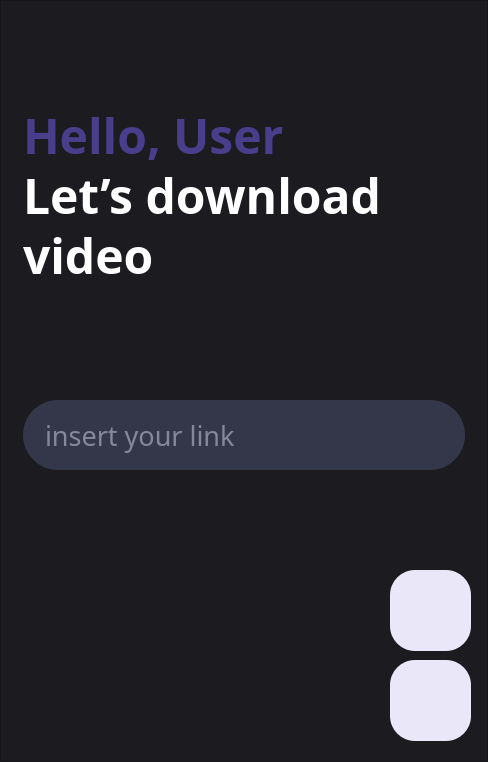
First picture: the form in project1.ui, repository GitBon25/TubeThief, before the edit.
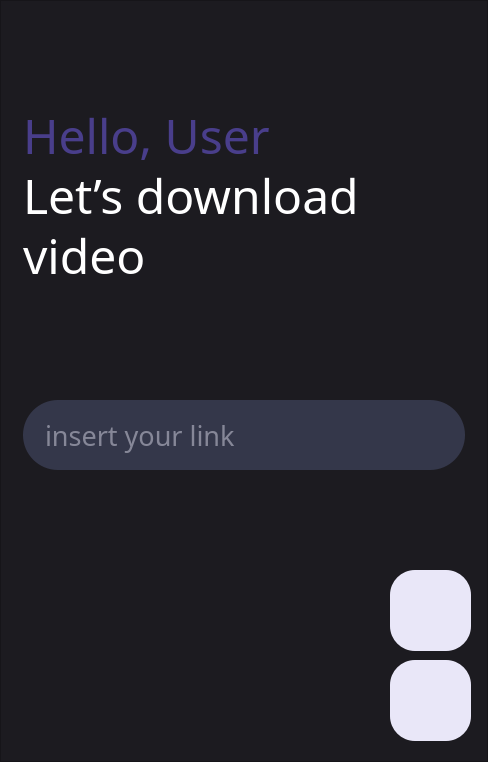
Second picture: the form after the edit. Icons and pictures are not drawn.

```diff
--- a/project1.ui
+++ b/project1.ui
@@ -221,10 +221,10 @@
      </property>
      <property name="font">
       <font>
-       <family>Product Sans</family>
+       <family>ProductBold</family>
        <pointsize>36</pointsize>
-       <weight>75</weight>
-       <bold>true</bold>
+       <weight>50</weight>
+       <bold>false</bold>
       </font>
      </property>
      <property name="layoutDirection">
@@ -268,10 +268,10 @@
      </property>
      <property name="font">
       <font>
-       <family>Product Sans</family>
+       <family>ProductBold</family>
        <pointsize>36</pointsize>
-       <weight>75</weight>
-       <bold>true</bold>
+       <weight>50</weight>
+       <bold>false</bold>
       </font>
      </property>
      <property name="layoutDirection">
@@ -315,10 +315,10 @@
      </property>
      <property name="font">
       <font>
-       <family>Product Sans</family>
+       <family>ProductBold</family>
        <pointsize>36</pointsize>
-       <weight>75</weight>
-       <bold>true</bold>
+       <weight>50</weight>
+       <bold>false</bold>
       </font>
      </property>
      <property name="layoutDirection">
```
Left out of the diff: 14 changed lines with no effect on the pictures.
